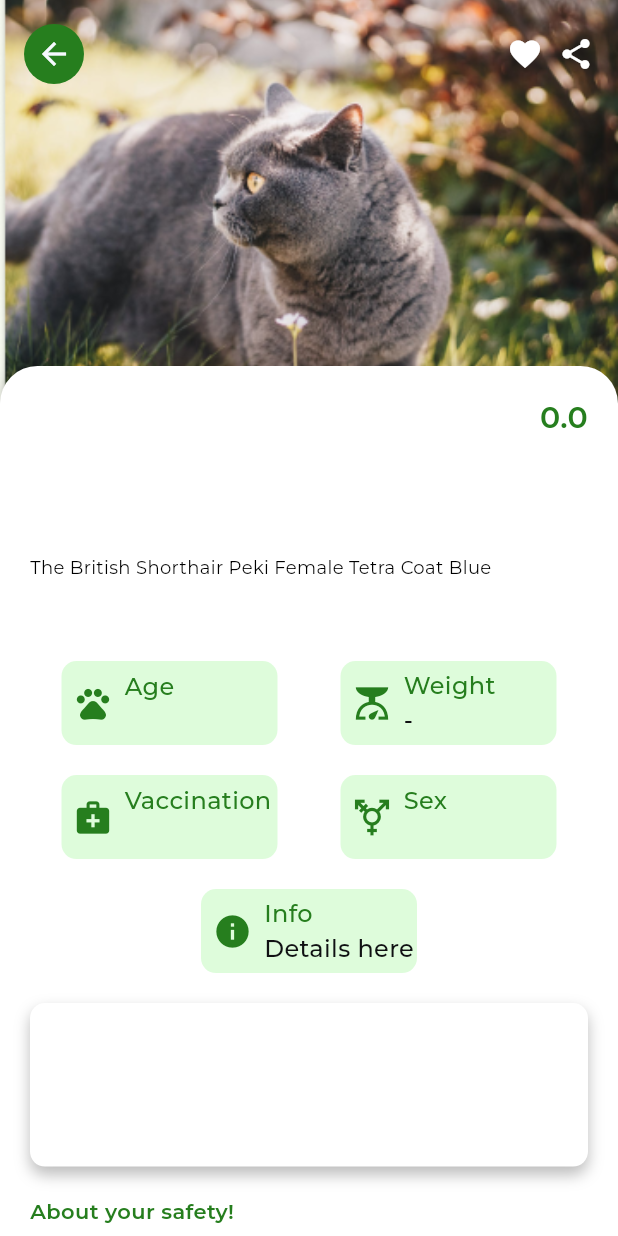
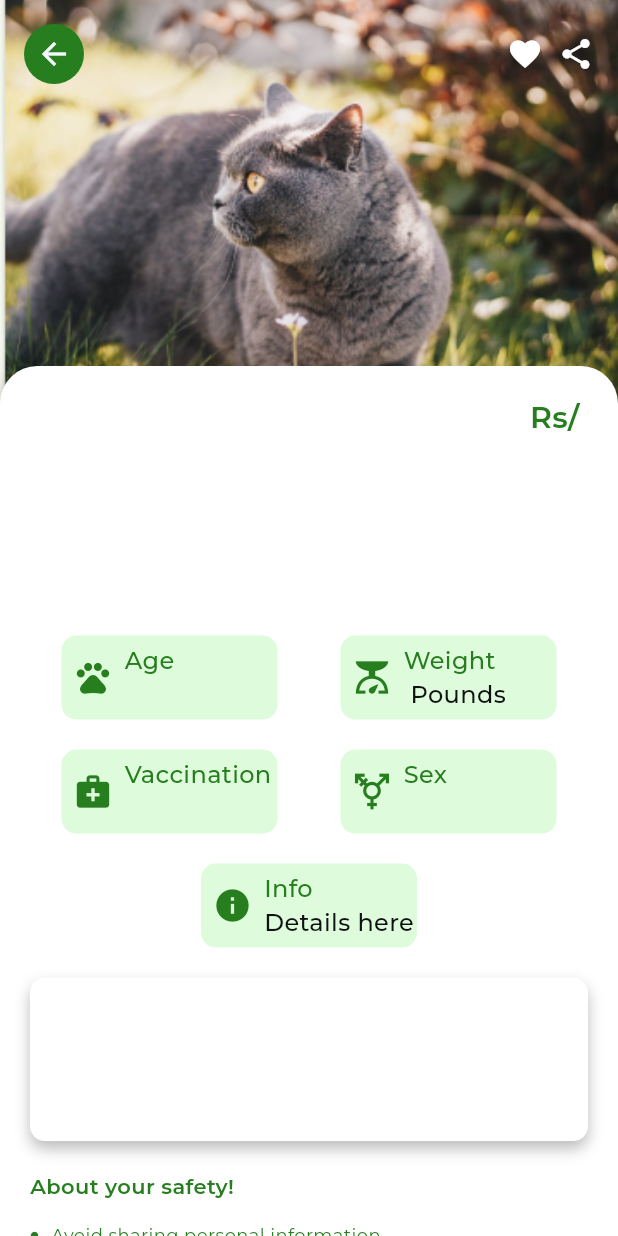
Before and after one commit to mustafalada36/pet_app, a Flutter app: the buyScreen screen opened directly with empty values, on a phone screen of 412 x 824 dp. Run offline on Flutter 3.47's test engine with Material 3 defaults, Android fonts, the phone set to English and light mode, and no system bars; our stand-ins replace cloud_firestore, curved_navigation_bar, firebase_auth, firebase_core, geolocator, google_fonts and 1 more; accounts and stored records are empty.

Commit message:
post is working good

```diff
--- a/lib/Screens/buyScreen.dart
+++ b/lib/Screens/buyScreen.dart
@@ -1,21 +1,23 @@
 import 'package:flutter/material.dart';
 import 'package:pet_app/Reuseable Components/adsTemplate.dart';
+import 'package:pet_app/Screens/homeScreen.dart';
 import 'package:pet_app/constants.dart';
 
 class buyScreen extends StatelessWidget {
   final String category;
   final String name;
-  final double price;
+  final String price;
   final String breed;
   final String sex;
   final String age;
+  final String weight;
   final String vaccine;
   final String location;
   final String title;
   final String description;
 
-  const buyScreen(
-      {Key? key,
+  const buyScreen({
+    Key? key,
     required this.category,
     required this.name,
     required this.price,
@@ -25,8 +27,9 @@ class buyScreen extends StatelessWidget {
     required this.vaccine,
     required this.location,
     required this.title,
-      required this.description})
-      : super(key: key);
+    required this.description,
+    required this.weight,
+  }) : super(key: key);
 
   @override
   Widget build(BuildContext context) {
@@ -59,9 +62,18 @@ class buyScreen extends StatelessWidget {
                             color: primaryColor,
                             shape: BoxShape.circle,
                           ),
-                          child: const Icon(
+                          child: IconButton(
+                            onPressed: () {
+                              Navigator.pushReplacement(
+                                  context,
+                                  MaterialPageRoute(
+                                    builder: (context) => homeScreen(),
+                                  ));
+                            },
+                            icon: Icon(
                               Icons.arrow_back,
                               color: Color(0xFFF6FAFF),
+                            ),
                           ),
                         ),
                         Row(
@@ -118,7 +130,7 @@ class buyScreen extends StatelessWidget {
                             ),
                           ),
                           Text(
-                            '$price',
+                            'Rs/ $price',
                             style: TextStyle(
                               fontFamily: 'Montserrat',
                               fontSize: 20,
@@ -152,27 +164,12 @@ class buyScreen extends StatelessWidget {
                         ),
                       ),
                       const SizedBox(height: 13.7),
-                      const Row(
-                        children: [
-                          Expanded(
-                            child: Text(
-                              'The British Shorthair Peki Female Tetra Coat Blue',
-                              style: TextStyle(
-                                fontFamily: 'Montserrat',
-                                fontSize: 12,
-                                fontWeight: FontWeight.w400,
-                                color: Colors.black,
-                              ),
-                            ),
-                          ),
-                        ],
-                      ),
                       Text(
                         '$category',
                         style: TextStyle(
                             fontFamily: 'Montserrat',
                             fontSize: 12,
-                        ),
+                            color: Colors.red),
                       ),
                       Text(
                         '$description',
@@ -181,27 +178,6 @@ class buyScreen extends StatelessWidget {
                           fontSize: 12,
                         ),
                       ),
-
-                      // Add more descriptive rows similarly
-                      /*_buildDescriptionRow('Eyes'),
-                      _buildDescriptionRow('Peke Bloodline'),
-                      _buildDescriptionRow('Piki Female Kitten'),
-                      _buildDescriptionRow('Age 8 Months'),
-                      _buildDescriptionRow('Very Active Mashallah'),
-                      _buildDescriptionRow('Attractive Blue Eyes'),
-                      _buildDescriptionRow('Very Playful'),
-                      _buildDescriptionRow('Very Cute Face Female'),
-                      _buildDescriptionRow('Looking for a new home.'),
-                      _buildDescriptionRow(
-                          'Girls or Lady New Owner will be Preferred.'),
-                      _buildDescriptionRow('Selling due transfer.'),
-                      _buildDescriptionRow(
-                          'Her Teenage pic is also Attached.'),
-                      _buildDescriptionRow('Both friends cats for Sale.'),
-                      _buildDescriptionRow(
-                          'Who will buy both will be Discounted Inshallah'),
-                      _buildDescriptionRow('Avoid Bogus Offers'),
-                      _buildDescriptionRow('No Thirds Parties or Dealers'),*/
                       const SizedBox(height: 20),
                       Row(
                         mainAxisAlignment: MainAxisAlignment.spaceBetween,
@@ -209,7 +185,8 @@ class buyScreen extends StatelessWidget {
                           const SizedBox(height: 20),
                           _buildInfoRow('Age', '$age', Icons.pets),
                           const SizedBox(height: 23),
-                          _buildInfoRow('Weight', '-', Icons.scale),
+                          _buildInfoRow(
+                              'Weight', '$weight Pounds', Icons.scale),
                           const SizedBox(height: 20),
                         ],
                       ),
@@ -229,7 +206,6 @@ class buyScreen extends StatelessWidget {
                       _buildCenteredInfoRow(
                           'Info', 'Details here', Icons.info),
                       const SizedBox(height: 20),
-
                       _buildShadowContainer(),
                       const SizedBox(height: 20),
                       _buildSafetySection(),
@@ -243,25 +219,6 @@ class buyScreen extends StatelessWidget {
           ),
         ],
       ),
-    );
-  }
-
-  // Helper Methods
-  Widget _buildDescriptionRow(String text) {
-    return Row(
-      children: [
-        Expanded(
-          child: Text(
-            text,
-            style: const TextStyle(
-              fontFamily: 'Montserrat',
-              fontSize: 12,
-              fontWeight: FontWeight.w400,
-              color: Colors.black,
-            ),
-          ),
-        ),
-      ],
     );
   }
 
@@ -439,7 +396,7 @@ class buyScreen extends StatelessWidget {
           'Related ads',
           style: TextStyle(
             fontFamily: 'Montserrat',
-            fontSize: 12,
+            fontSize: 14,
             fontWeight: FontWeight.bold,
             color: Colors.black,
           ),
```
Lines whose indentation alone changed are shown as unchanged.
